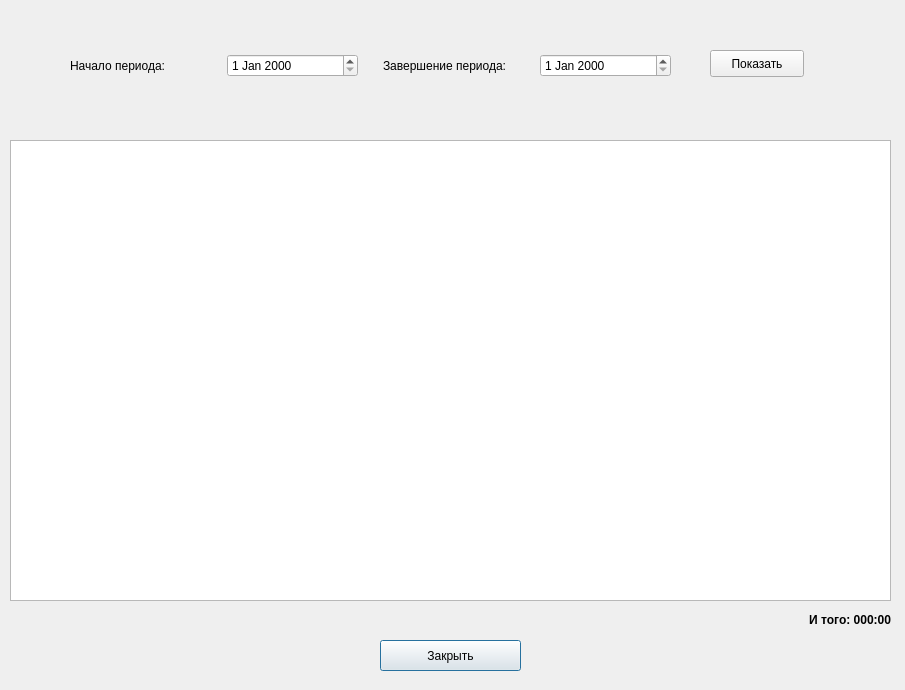
The window that TasksAccounting/worksperioddialog.ui (MishIvan/UbuntuProjects) describes before a commit, drawn with Qt 5.
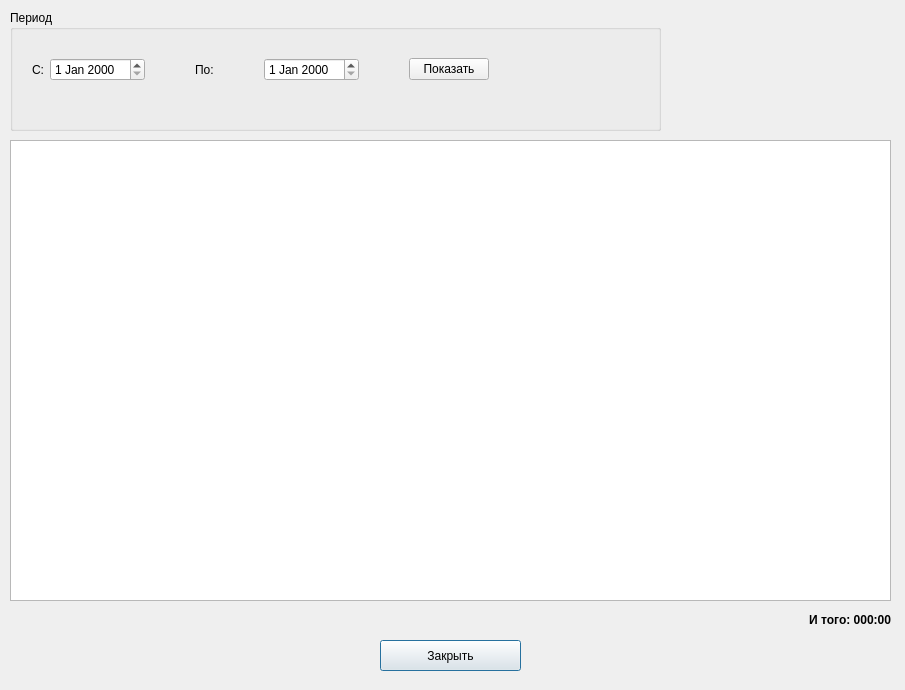
The same window after the commit.

```diff
--- a/TasksAccounting/worksperioddialog.ui
+++ b/TasksAccounting/worksperioddialog.ui
@@ -51,22 +51,6 @@
     <set>Qt::AlignRight|Qt::AlignTrailing|Qt::AlignVCenter</set>
    </property>
   </widget>
-  <widget class="QPushButton" name="m_setTimeButton">
-   <property name="geometry">
-    <rect>
-     <x>710</x>
-     <y>50</y>
-     <width>94</width>
-     <height>27</height>
-    </rect>
-   </property>
-   <property name="toolTip">
-    <string>Задать период и вывести  результаты</string>
-   </property>
-   <property name="text">
-    <string>Показать</string>
-   </property>
-  </widget>
   <widget class="QTableView" name="m_reportView">
    <property name="geometry">
     <rect>
@@ -83,25 +67,46 @@
     <enum>QAbstractItemView::SelectRows</enum>
    </property>
   </widget>
-  <widget class="QWidget" name="layoutWidget">
+  <widget class="QGroupBox" name="groupBox">
    <property name="geometry">
     <rect>
-     <x>70</x>
-     <y>50</y>
-     <width>601</width>
+     <x>10</x>
+     <y>10</y>
+     <width>651</width>
+     <height>121</height>
+    </rect>
+   </property>
+   <property name="title">
+    <string>Период</string>
+   </property>
+   <widget class="QWidget" name="">
+    <property name="geometry">
+     <rect>
+      <x>22</x>
+      <y>48</y>
+      <width>561</width>
      <height>32</height>
     </rect>
    </property>
    <layout class="QHBoxLayout" name="horizontalLayout_3">
     <property name="spacing">
-     <number>25</number>
+      <number>50</number>
+     </property>
+     <property name="sizeConstraint">
+      <enum>QLayout::SetFixedSize</enum>
     </property>
     <item>
-     <layout class="QHBoxLayout" name="horizontalLayout">
+      <layout class="QHBoxLayout" name="horizontalLayout_2">
+       <property name="spacing">
+        <number>6</number>
+       </property>
+       <property name="sizeConstraint">
+        <enum>QLayout::SetFixedSize</enum>
+       </property>
       <item>
        <widget class="QLabel" name="label">
         <property name="text">
-         <string>Начало периода:</string>
+          <string>С:</string>
         </property>
        </widget>
       </item>
@@ -111,11 +116,14 @@
      </layout>
     </item>
     <item>
-     <layout class="QHBoxLayout" name="horizontalLayout_2">
+      <layout class="QHBoxLayout" name="horizontalLayout">
+       <property name="sizeConstraint">
+        <enum>QLayout::SetFixedSize</enum>
+       </property>
       <item>
        <widget class="QLabel" name="label_2">
         <property name="text">
-         <string>Завершение периода:</string>
+          <string>По:</string>
         </property>
        </widget>
       </item>
@@ -124,7 +132,18 @@
       </item>
      </layout>
     </item>
-   </layout>
+     <item>
+      <widget class="QPushButton" name="m_setTimeButton">
+       <property name="toolTip">
+        <string>Задать период и вывести  результаты</string>
+       </property>
+       <property name="text">
+        <string>Показать</string>
+       </property>
+      </widget>
+     </item>
+    </layout>
+   </widget>
   </widget>
  </widget>
  <resources/>
```
Lines whose indentation alone changed are shown as unchanged.
